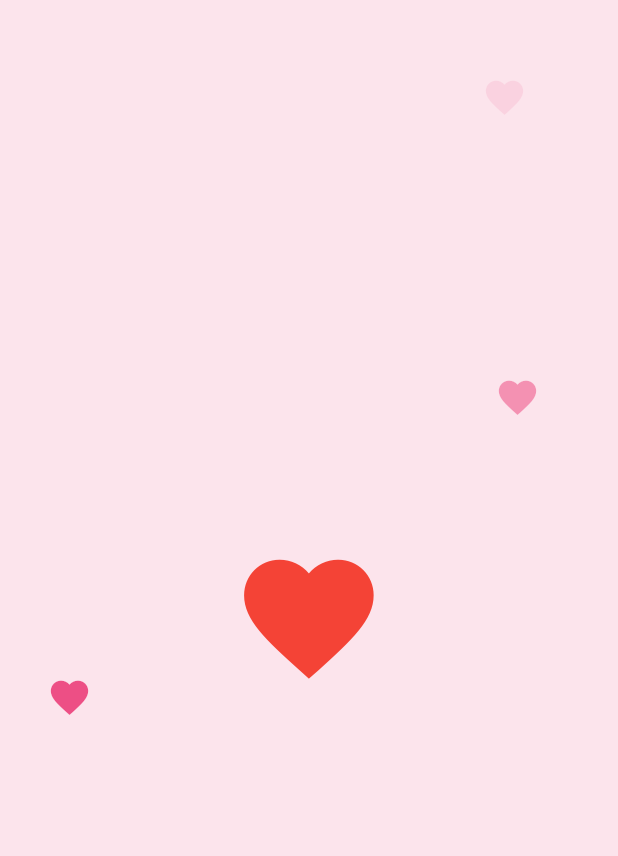
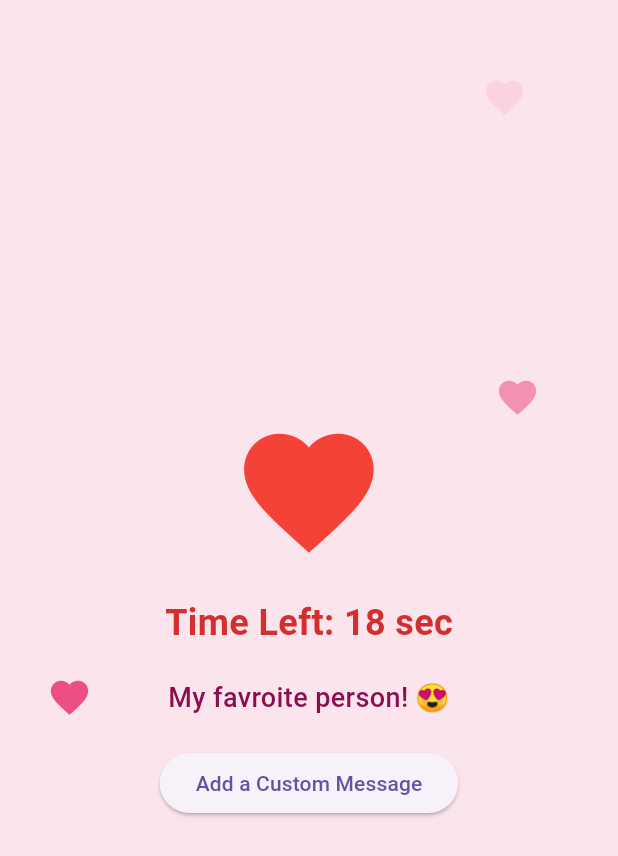
Before and after one commit to nuhs101/animated_heartbeat_app, a Flutter app: the screen it shows after launch, on a phone screen of 412 x 824 dp. Shown: the top 856 px of the screen. Run offline on Flutter 3.47's test engine with Material 3 defaults, Android fonts, the phone set to English and light mode, and no system bars.

Commit message:
added timer and vday greetings

```diff
--- a/lib/main.dart
+++ b/lib/main.dart
@@ -1,3 +1,5 @@
+// Gabe Rawlings grawlings2@student.gsu.edu
+// Nuh Shekhey nshekhey1@student.gsu.edu
 import 'package:flutter/material.dart';
 import 'dart:async';
 import 'dart:math';
@@ -14,7 +16,7 @@
   Widget build(BuildContext context) {
     return MaterialApp(
       debugShowCheckedModeBanner: false,
-      home: HeartbeatScreen(), // Sets the home screen to HeartbeatScreen
+      home: HeartbeatScreen(),
     );
   }
 }
@@ -31,14 +33,26 @@
     with SingleTickerProviderStateMixin {
   late AnimationController _controller;
   late Animation<double> _scaleAnimation;
-  final Random _random = Random(); // random generator for balloons
-  final List<Offset> _balloons = []; // list to store balloons position
+  final Random _random = Random();
+  final List<Offset> _balloons = [];
+  int _seconds = 25; // Timer set to 25 seconds
+  late Timer _countdownTimer;
+  bool _timerRunning = true;
+  String _customMessage = "";
+  int _greetingIndex = 0;
+  final List<String> _greetings = [
+    "Happy Valentine's Day!",
+    "I ❤️ You!",
+    "My favroite person! 😍",
+    "Bee mine! 🐝",
+    "I love you the most! 💕"
+  ];
 
   @override
   void initState() {
     super.initState();
 
-    // Heartbeat effect
+    // Heartbeat animation
     _controller = AnimationController(
       vsync: this,
       duration: Duration(milliseconds: 800),
@@ -48,11 +62,32 @@
       CurvedAnimation(parent: _controller, curve: Curves.easeInOut),
     );
 
+    // Balloon generation
     Timer.periodic(Duration(seconds: 1), (timer) {
       setState(() {
-        _balloons.add(
-          Offset(_random.nextDouble() * 400, 600),
-        );
+        _balloons.add(Offset(_random.nextDouble() * 400, 600));
+      });
+    });
+
+    // Countdown timer
+    _countdownTimer = Timer.periodic(Duration(seconds: 1), (timer) {
+      if (_seconds > 0) {
+        setState(() {
+          _seconds--;
+        });
+      } else {
+        _countdownTimer.cancel();
+        setState(() {
+          _timerRunning = false;
+          _controller.stop(); // Stop the heartbeat animation
+        });
+      }
+    });
+
+    // Rotate greetings every 3 seconds
+    Timer.periodic(Duration(seconds: 3), (timer) {
+      setState(() {
+        _greetingIndex = (_greetingIndex + 1) % _greetings.length;
       });
     });
   }
@@ -60,7 +95,14 @@
   @override
   void dispose() {
     _controller.dispose();
+    _countdownTimer.cancel();
     super.dispose();
+  }
+
+  void _addCustomMessage(String message) {
+    setState(() {
+      _customMessage = message;
+    });
   }
 
   @override
@@ -70,7 +112,12 @@
       body: Stack(
         children: [
           Center(
-            child: AnimatedBuilder(
+            child: Column(
+              mainAxisAlignment: MainAxisAlignment.center,
+              children: [
+                // Heartbeat animation
+                if (_timerRunning)
+                  AnimatedBuilder(
                     animation: _scaleAnimation,
                     builder: (context, child) {
                       return Transform.scale(
@@ -82,12 +129,102 @@
                         ),
                       );
                     },
+                  )
+                else
+                  Icon(
+                    Icons.favorite,
+                    color: Colors.red.shade300,
+                    size: 100,
+                  ),
+                SizedBox(height: 20),
+                // Countdown timer display
+                Text(
+                  _timerRunning ? "Time Left: $_seconds sec" : "Time's up!",
+                  style: TextStyle(
+                    fontSize: 24,
+                    color: Colors.red.shade700,
+                    fontWeight: FontWeight.bold,
                   ),
                 ),
-          // display balloons
+                SizedBox(height: 20),
+                // Valentine's Day greeting
+                AnimatedOpacity(
+                  opacity: 1.0,
+                  duration: Duration(seconds: 1),
+                  child: Text(
+                    _customMessage.isNotEmpty ? _customMessage : _greetings[_greetingIndex],
+                    style: TextStyle(
+                      fontSize: 18,
+                      color: Colors.pink.shade900,
+                      fontWeight: FontWeight.w500,
+                    ),
+                    textAlign: TextAlign.center,
+                  ),
+                ),
+                SizedBox(height: 20),
+                // Add Custom Message Button
+                ElevatedButton(
+                  onPressed: () {
+                    _showGreetingSelectionDialog(context);
+                  },
+                  child: Text("Add a Custom Message"),
+                ),
+              ],
+            ),
+          ),
+          // Floating balloons
           ..._balloons.map((position) => AnimatedBalloon(position)),
         ],
       ),
+    );
+  }
+
+  void _showGreetingSelectionDialog(BuildContext context) {
+    TextEditingController _customMessageController = TextEditingController();
+
+    showDialog(
+      context: context,
+      builder: (BuildContext context) {
+        return AlertDialog(
+          title: Text("Select a Greeting"),
+          content: SingleChildScrollView(
+            child: Column(
+              mainAxisSize: MainAxisSize.min,
+              children: [
+                // List of pre-written greetings
+                ..._greetings.map((greeting) {
+                  return ListTile(
+                    title: Text(greeting),
+                    onTap: () {
+                      _addCustomMessage(greeting);
+                      Navigator.pop(context);
+                    },
+                  );
+                }).toList(),
+                SizedBox(height: 10),
+                // Custom message input
+                TextField(
+                  controller: _customMessageController,
+                  decoration: InputDecoration(
+                    hintText: "Enter your own message...",
+                  ),
+                ),
+                SizedBox(height: 10),
+                // Button to add custom message
+                ElevatedButton(
+                  onPressed: () {
+                    if (_customMessageController.text.isNotEmpty) {
+                      _addCustomMessage(_customMessageController.text);
+                      Navigator.pop(context);
+                    }
+                  },
+                  child: Text("Add Custom Message"),
+                ),
+              ],
+            ),
+          ),
+        );
+      },
     );
   }
 }
```
Lines whose indentation alone changed are shown as unchanged.
